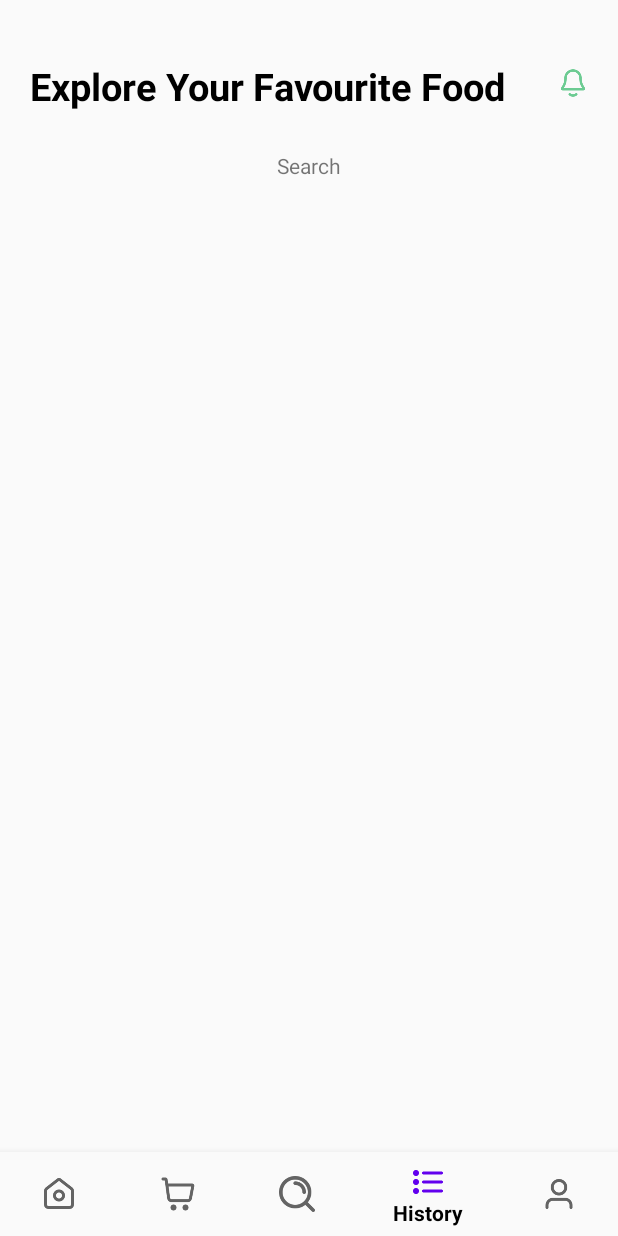
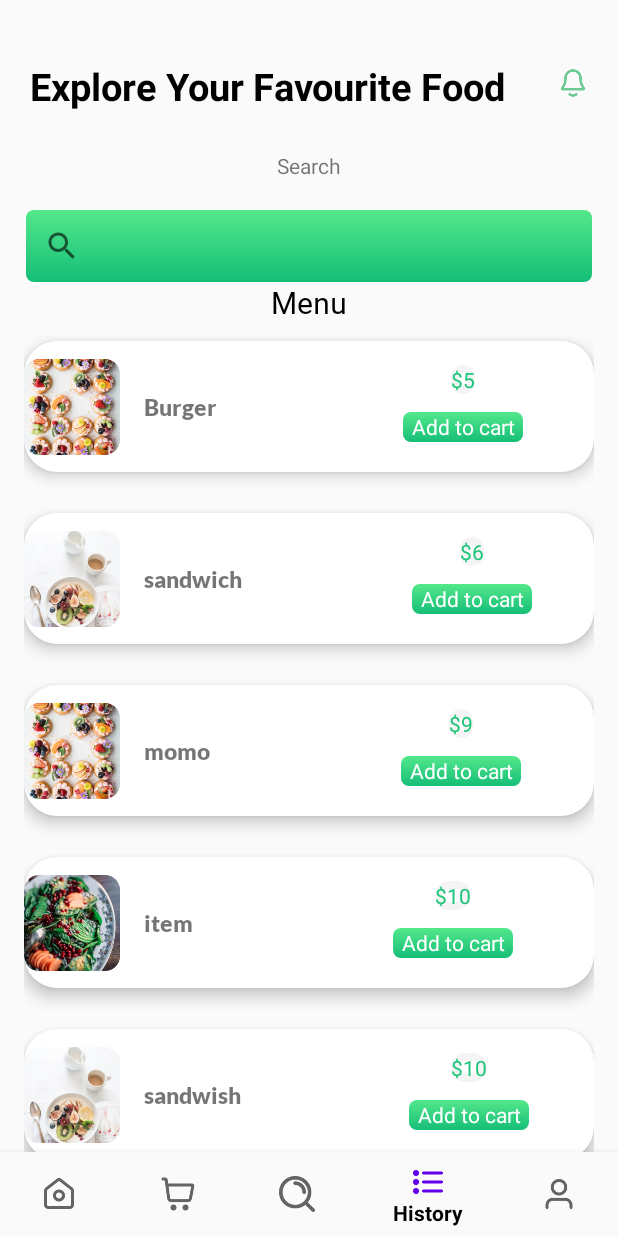
Before and after one commit to Kemyikpe/Food-recipe-application, an Android app: the SearchFragment screen opened through its navigation route, item 4 of the bottom bar chosen, on a phone screen of 412 x 824 dp. Run offline under Robolectric (Android 15) with nearby library versions, the light colour scheme and no system bars; our stand-ins replace navigation-ui; libraries missing offline, so code that uses them is left out: com.denzcoskun.imageslider; 8 statements that could not run were skipped.

Commit message:
food recipe application

```diff
--- a/app/src/main/java/com/starthub/food_recipe/Fragment/SearchFragment.kt
+++ b/app/src/main/java/com/starthub/food_recipe/Fragment/SearchFragment.kt
@@ -1,60 +1,110 @@
 package com.starthub.food_recipe.Fragment
 
 import android.os.Bundle
+import android.util.Log
 import androidx.fragment.app.Fragment
 import android.view.LayoutInflater
 import android.view.View
 import android.view.ViewGroup
+import androidx.appcompat.widget.SearchView
+import androidx.recyclerview.widget.LinearLayoutManager
+import com.starthub.food_recipe.adapter.MenuAdapter
 import com.starthub.food_recipe.R
+import com.starthub.food_recipe.databinding.FragmentSearchBinding
 
-// TODO: Rename parameter arguments, choose names that match
-// the fragment initialization parameters, e.g. ARG_ITEM_NUMBER
-private const val ARG_PARAM1 = "param1"
-private const val ARG_PARAM2 = "param2"
+class SearchFragment : Fragment() {
+    private lateinit var binding: FragmentSearchBinding
+    private lateinit var adapter: MenuAdapter
 
-/**
- * A simple [Fragment] subclass.
- * Use the [SearchFragment.newInstance] factory method to
- * create an instance of this fragment.
- */
-class SearchFragment : Fragment() {
-    // TODO: Rename and change types of parameters
-    private var param1: String? = null
-    private var param2: String? = null
+    private val originalMenuFoodName: List<String> = listOf(
+        "Burger",
+        "sandwich",
+        "momo",
+        "item",
+        "sandwish",
+        "momo",
+        "Burger",
+        "momo"
+    )
+    private val originalMenuItemPrice: List<String> = listOf("$5", "$6", "$9", "$10", "$10", "$8", "$8", "$8")
 
-    override fun onCreate(savedInstanceState: Bundle?) {
-        super.onCreate(savedInstanceState)
-        arguments?.let {
-            param1 = it.getString(ARG_PARAM1)
-            param2 = it.getString(ARG_PARAM2)
-        }
-    }
+    private val originalMenuImage: List<Int> = listOf(
+        R.drawable.mealone,
+        R.drawable.mealtwo,
+        R.drawable.mealone,
+        R.drawable.mealthree,
+        R.drawable.mealtwo,
+        R.drawable.mealone,
+        R.drawable.mealone,
+        R.drawable.mealone
+    )
 
+    private  val filterMenuFoodName = mutableListOf<String>()
+    private  val filterMenuItemPrice = mutableListOf<String>()
+    private  val filterMenuImage = mutableListOf<Int>()
     override fun onCreateView(
         inflater: LayoutInflater, container: ViewGroup?,
         savedInstanceState: Bundle?
     ): View? {
-        // Inflate the layout for this fragment
-        return inflater.inflate(R.layout.fragment_search, container, false)
+        binding = FragmentSearchBinding.inflate(inflater, container, false)
+        adapter = MenuAdapter(filterMenuFoodName,filterMenuItemPrice,filterMenuImage)
+        binding.menuRecyclerView.layoutManager = LinearLayoutManager(requireContext())
+        binding.menuRecyclerView.adapter = adapter
+
+        setSearchView()
+        showAllMenu()
+        return binding.root
+    }
+
+    private fun showAllMenu() {
+        filterMenuFoodName.clear()
+        filterMenuItemPrice.clear()
+        filterMenuImage.clear()
+
+        filterMenuFoodName.addAll(originalMenuFoodName)
+        filterMenuItemPrice.addAll(originalMenuItemPrice)
+        filterMenuImage.addAll(originalMenuImage)
+
+        adapter.notifyDataSetChanged()
+    }
+
+    private fun setSearchView() {
+
+        binding.searchView.setOnQueryTextListener(object : SearchView.OnQueryTextListener{
+            override fun onQueryTextSubmit(query: String): Boolean {
+                filterMenuItems(query)
+                return true
+
+
+            }
+
+            override fun onQueryTextChange(newText: String): Boolean {
+                filterMenuItems(newText)
+                return true
+            }
+
+        })
+    }
+
+    private fun filterMenuItems(query: String) {
+
+        filterMenuFoodName.clear()
+        filterMenuItemPrice.clear()
+        filterMenuImage.clear()
+
+        originalMenuFoodName.forEachIndexed { index, foodName ->
+            if (foodName.contains(query,ignoreCase = true)){
+                filterMenuFoodName.add(foodName)
+                filterMenuItemPrice.add(originalMenuItemPrice[index])
+                filterMenuImage.add(originalMenuImage[index])
+            }
+        }
+        adapter.notifyDataSetChanged()
+
+        Log.d("SearchFragment", "Filtered Items: $filterMenuFoodName")
+
     }
 
     companion object {
-        /**
-         * Use this factory method to create a new instance of
-         * this fragment using the provided parameters.
-         *
-         * @param param1 Parameter 1.
-         * @param param2 Parameter 2.
-         * @return A new instance of fragment SearchFragment.
-         */
-        // TODO: Rename and change types and number of parameters
-        @JvmStatic
-        fun newInstance(param1: String, param2: String) =
-            SearchFragment().apply {
-                arguments = Bundle().apply {
-                    putString(ARG_PARAM1, param1)
-                    putString(ARG_PARAM2, param2)
-                }
-            }
     }
 }
--- /dev/null
+++ b/app/src/main/res/drawable/search.xml
@@ -0,0 +1,7 @@
+<?xml version="1.0" encoding="utf-8"?>
+<shape xmlns:android="http://schemas.android.com/apk/res/android">
+<solid android:color="#59C477"/>
+    <corners android:radius="15dp"/>
+    <stroke android:width="1dp"
+        android:color="@color/white"/>
+</shape>
--- /dev/null
+++ b/app/src/main/res/drawable/search_24.xml
@@ -0,0 +1,5 @@
+<vector android:height="24dp" android:tint="#000000"
+    android:viewportHeight="24" android:viewportWidth="24"
+    android:width="24dp" xmlns:android="http://schemas.android.com/apk/res/android">
+    <path android:fillColor="@android:color/white" android:pathData="M15.5,14h-0.79l-0.28,-0.27C15.41,12.59 16,11.11 16,9.5 16,5.91 13.09,3 9.5,3S3,5.91 3,9.5 5.91,16 9.5,16c1.61,0 3.09,-0.59 4.23,-1.57l0.27,0.28v0.79l5,4.99L20.49,19l-4.99,-5zM9.5,14C7.01,14 5,11.99 5,9.5S7.01,5 9.5,5 14,7.01 14,9.5 11.99,14 9.5,14z"/>
+</vector>
--- a/app/src/main/res/layout/fragment_search.xml
+++ b/app/src/main/res/layout/fragment_search.xml
@@ -1,4 +1,3 @@
-<?xml version="1.0" encoding="utf-8"?>
 <androidx.constraintlayout.widget.ConstraintLayout xmlns:android="http://schemas.android.com/apk/res/android"
     xmlns:app="http://schemas.android.com/apk/res-auto"
     xmlns:tools="http://schemas.android.com/tools"
@@ -17,5 +16,43 @@
         app:layout_constraintTop_toTopOf="parent" />
 
 
+    <androidx.appcompat.widget.SearchView
+        android:id="@+id/searchView"
+        android:layout_width="377dp"
+        android:layout_height="48dp"
+        android:layout_marginLeft="20dp"
+        android:layout_marginTop="20dp"
+        android:layout_marginRight="20dp"
+        android:textSize="16sp"
+        android:imeOptions="actionSearch"
+        android:drawableStart="@drawable/search_24"
+        android:hint="search for food"
+        android:singleLine="true"
+        android:background="@drawable/addtocartshape"
+        android:textColorHint="@color/grey_font"
+        app:layout_constraintEnd_toEndOf="parent"
+        app:layout_constraintStart_toStartOf="parent"
+        app:layout_constraintTop_toBottomOf="@+id/textView11" />
+
+    <androidx.recyclerview.widget.RecyclerView
+        android:id="@+id/menuRecyclerView"
+        android:layout_width="match_parent"
+        android:layout_height="wrap_content"
+        app:layout_constraintEnd_toEndOf="parent"
+        app:layout_constraintStart_toStartOf="parent"
+        app:layout_constraintTop_toBottomOf="@+id/textView12" />
+
+    <TextView
+        android:id="@+id/textView12"
+        android:layout_width="wrap_content"
+        android:layout_height="wrap_content"
+        android:text="Menu"
+        android:fontFamily="@font/yeonsung_regular"
+        android:textSize="20sp"
+        android:textColor="@color/black"
+        app:layout_constraintEnd_toEndOf="parent"
+        app:layout_constraintStart_toStartOf="parent"
+        app:layout_constraintTop_toBottomOf="@+id/searchView" />
+
 
 </androidx.constraintlayout.widget.ConstraintLayout>
--- a/app/src/main/res/menu/menu.xml
+++ b/app/src/main/res/menu/menu.xml
@@ -10,7 +10,7 @@
         android:icon="@drawable/cart"/>
     <item android:title="Search"
         android:id="@+id/historyFragment"
-        android:icon="@drawable/search"/>
+        android:icon="@drawable/submit"/>
     <item android:title="History"
         android:id="@+id/searchFragment"
         android:icon="@drawable/history"/>
```
Also changed, not shown: app/src/main/java/com/starthub/food_recipe/Fragment/MenuBottomSheetFragment.kt (+10 -4 lines), app/src/main/res/drawable/submit.png (renamed from app/src/main/res/drawable/search.png).
